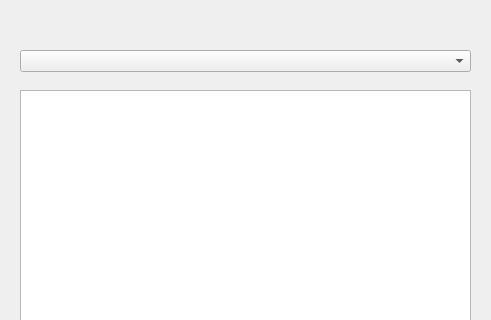
BenjaminLopezLagos/onscreen-translator-test, file main_window_2.ui: the form before one commit; both pictures show x 0 to 491 and y 0 to 320 of the 491 by 552 pixel window.
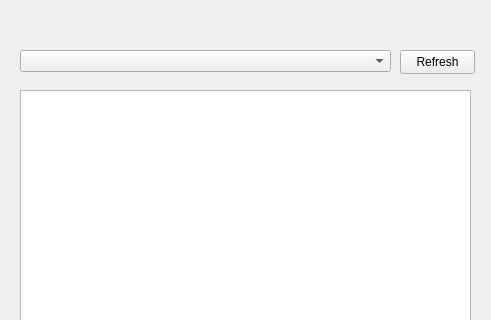
The form after the commit.

Commit message: errores longis que tenía

The edit to the form file:
```diff
--- a/main_window_2.ui
+++ b/main_window_2.ui
@@ -18,7 +18,7 @@
     <rect>
      <x>20</x>
      <y>50</y>
-     <width>451</width>
+     <width>371</width>
      <height>22</height>
     </rect>
    </property>
@@ -62,6 +62,19 @@
     <string>HISTORY</string>
    </property>
   </widget>
+  <widget class="QPushButton" name="updateWindowsButton">
+   <property name="geometry">
+    <rect>
+     <x>400</x>
+     <y>50</y>
+     <width>75</width>
+     <height>24</height>
+    </rect>
+   </property>
+   <property name="text">
+    <string>Refresh</string>
+   </property>
+  </widget>
  </widget>
  <resources/>
  <connections/>
```
The commit also changes 2 other files.
